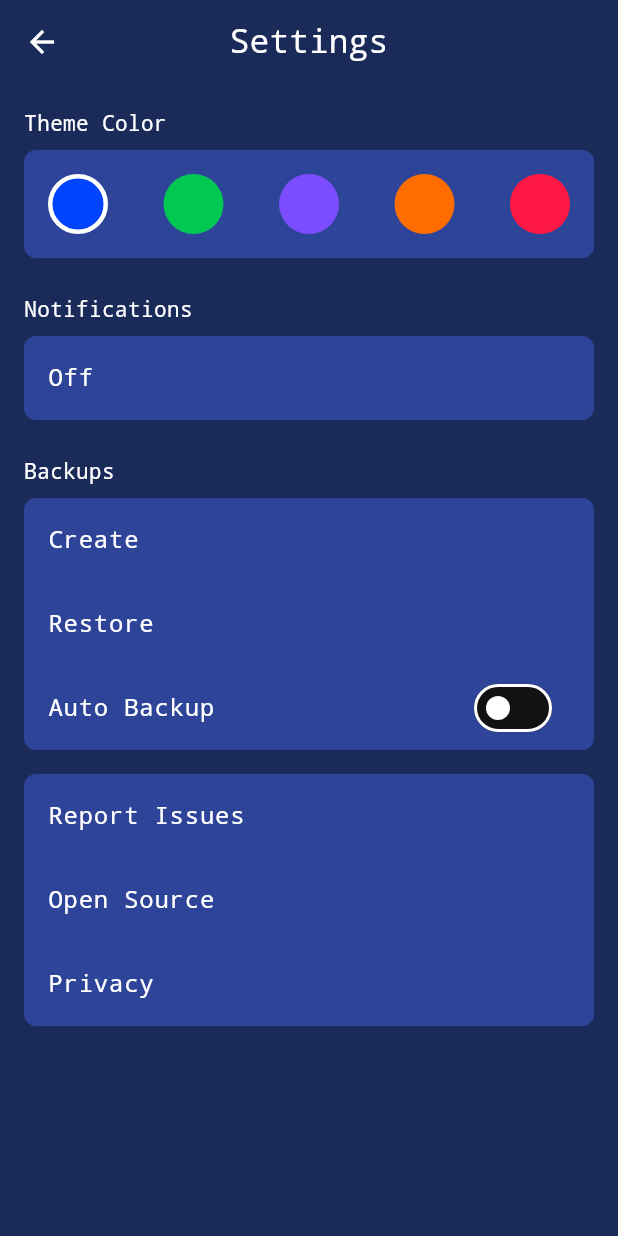
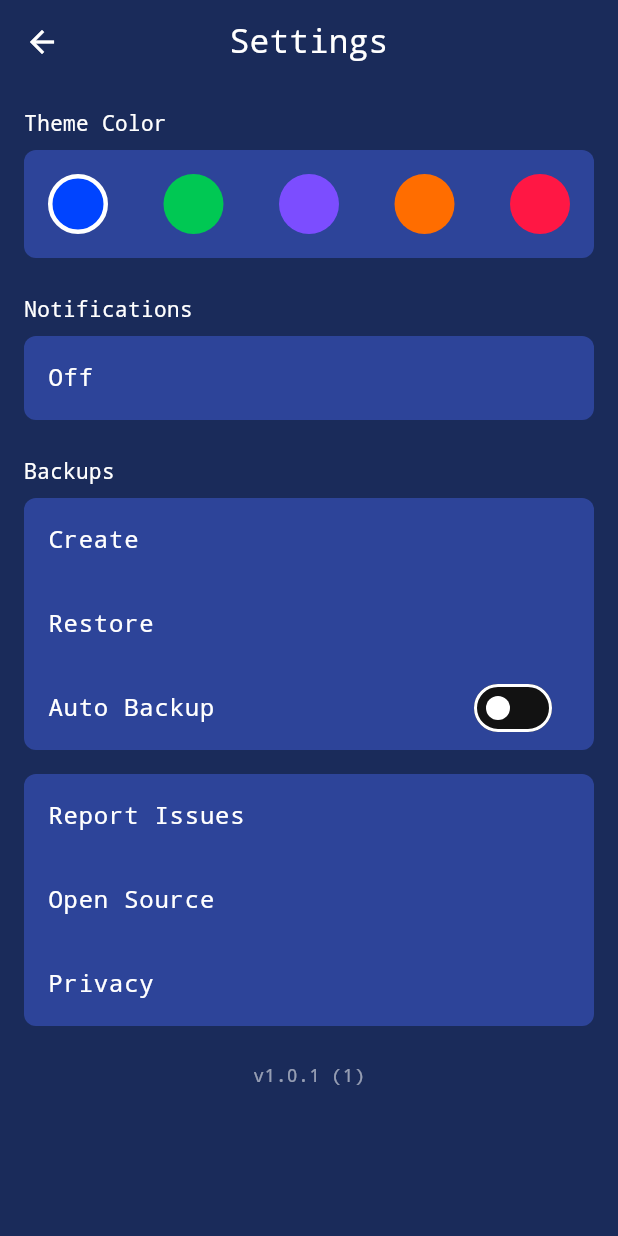
Before and after one commit to arunkrish11/habits.me, a Flutter app: the screen it shows after launch, after a tap on "Settings", on a phone screen of 412 x 824 dp. Run offline on Flutter 3.47's test engine with Material 3 defaults, Android fonts, the light colour scheme and no system bars; our stand-ins replace drift, drift_flutter, file_picker, flutter_local_notifications, flutter_riverpod, flutter_timezone and 3 more; accounts and stored records are empty; generated files the repository leaves out were written again.

```diff
--- a/lib/core/backup_service.dart
+++ b/lib/core/backup_service.dart
@@ -36,6 +36,7 @@ class BackupService {
             'weekdays': h.weekdays,
             'endDate': h.endDate?.toIso8601String(),
             'isActive': h.isActive,
+            'icon': h.icon,
             'createdAt': h.createdAt.toIso8601String(),
           },
       ],
@@ -67,6 +68,7 @@ class BackupService {
                       : DateTime.parse(h['endDate'] as String),
                 ),
                 isActive: Value(h['isActive'] as bool),
+                icon: Value((h['icon'] ?? 0) as int),
                 createdAt: Value(DateTime.parse(h['createdAt'] as String)),
               ),
             );
--- a/lib/core/vote_buttons.dart
+++ b/lib/core/vote_buttons.dart
@@ -1,3 +1,4 @@
+import 'package:flutter/services.dart';
 import 'package:flutter/material.dart';
 import 'package:flutter_riverpod/flutter_riverpod.dart';
 
@@ -25,7 +26,10 @@ class VoteButtons extends ConsumerWidget {
     VoidCallback onTap,
   ) {
     return InkWell(
-      onTap: onTap,
+      onTap: () {
+        HapticFeedback.lightImpact();
+        onTap();
+      },
       child: Container(
         width: 32,
         height: 32,
--- a/lib/data/app_database.dart
+++ b/lib/data/app_database.dart
@@ -12,6 +12,7 @@ class Habits extends Table {
   IntColumn get weekdays => integer().withDefault(const Constant(127))();
   DateTimeColumn get endDate => dateTime().nullable()();
   BoolColumn get isActive => boolean().withDefault(const Constant(true))();
+  IntColumn get icon => integer().withDefault(const Constant(0))();
   DateTimeColumn get createdAt => dateTime().withDefault(currentDateAndTime)();
 }
 
@@ -34,13 +35,16 @@ class AppDatabase extends _$AppDatabase {
   AppDatabase() : super(driftDatabase(name: 'habits'));
 
   @override
-  int get schemaVersion => 2;
+  int get schemaVersion => 3;
 
   @override
   MigrationStrategy get migration => MigrationStrategy(
     onUpgrade: (m, from, to) async {
       if (from < 2) {
         await m.addColumn(habitLogs, habitLogs.status);
+      }
+      if (from < 3) {
+        await m.addColumn(habits, habits.icon);
       }
     },
     beforeOpen: (details) async {
--- a/lib/features/dashboard/dashboard_screen.dart
+++ b/lib/features/dashboard/dashboard_screen.dart
@@ -1,5 +1,6 @@
 import '../../core/theme_provider.dart';
 import '../../core/backup_service.dart';
+
 import 'package:flutter/material.dart';
 import 'package:flutter_riverpod/flutter_riverpod.dart';
 import 'package:intl/intl.dart';
@@ -13,6 +14,7 @@ import '../../data/providers.dart';
 import '../habit_detail/habit_detail_screen.dart';
 import '../new_habit/new_habit_screen.dart';
 import '../settings/settings_screen.dart';
+import '../../core/habit_icons.dart';
 
 class DashboardScreen extends ConsumerStatefulWidget {
   const DashboardScreen({super.key});
@@ -29,7 +31,8 @@ class _DashboardScreenState extends ConsumerState<DashboardScreen> {
   void initState() {
     super.initState();
     WidgetsBinding.instance.addPostFrameCallback(
-        (_) => BackupService.runIfDue(ref.read(dbProvider)));
+      (_) => BackupService.runIfDue(ref.read(dbProvider)),
+    );
   }
 
   Future<void> _pickDay() async {
@@ -86,11 +89,46 @@ class _DashboardScreenState extends ConsumerState<DashboardScreen> {
                   ),
                 ],
               ),
+              if (_day != dateOnly(DateTime.now())) ...[
+                const SizedBox(height: 12),
+                Container(
+                  padding: const EdgeInsets.symmetric(
+                    horizontal: 12,
+                    vertical: 4,
+                  ),
+                  decoration: BoxDecoration(
+                    color: AppColors.card,
+                    borderRadius: BorderRadius.circular(8),
+                  ),
+                  child: Row(
+                    children: [
+                      Expanded(
+                        child: Text(
+                          'Viewing ${DateFormat('d MMM').format(_day)}',
+                        ),
+                      ),
+                      TextButton(
+                        onPressed: () =>
+                            setState(() => _day = dateOnly(DateTime.now())),
+                        child: const Text('Back to today'),
+                      ),
+                    ],
+                  ),
+                ),
+              ],
               const SizedBox(height: 24),
               Expanded(
                 child: ListView(
                   children: [
                     const Text('Active'),
+                    if (active.isEmpty)
+                      const Padding(
+                        padding: EdgeInsets.symmetric(vertical: 16),
+                        child: Text(
+                          'No active habits yet. Tap New to create one.',
+                          style: TextStyle(color: Colors.white70),
+                        ),
+                      ),
                     ...active.map((h) => tile(h, true)),
                     if (inactive.isNotEmpty) ...[
                       const SizedBox(height: 24),
@@ -178,6 +216,7 @@ class _HabitTile extends StatelessWidget {
           context,
           MaterialPageRoute(builder: (_) => HabitDetailScreen(habit: habit)),
         ),
+        leading: Icon(habitIcons[habit.icon.clamp(0, habitIcons.length - 1)]),
         title: Text(habit.title),
         trailing: showVotes
             ? VoteButtons(
--- a/lib/features/settings/settings_screen.dart
+++ b/lib/features/settings/settings_screen.dart
@@ -1,6 +1,7 @@
 import 'dart:convert';
 import 'dart:typed_data';
 
+import 'package:package_info_plus/package_info_plus.dart';
 import 'package:file_picker/file_picker.dart';
 import 'package:flutter/material.dart';
 import 'package:flutter_riverpod/flutter_riverpod.dart';
@@ -204,6 +205,16 @@ class _SettingsScreenState extends ConsumerState<SettingsScreen> {
               ),
             ),
           ]),
+          const SizedBox(height: 24),
+          FutureBuilder<PackageInfo>(
+            future: PackageInfo.fromPlatform(),
+            builder: (context, s) => Center(
+              child: Text(
+                s.hasData ? 'v${s.data!.version} (${s.data!.buildNumber})' : '',
+                style: const TextStyle(fontSize: 12, color: Colors.white54),
+              ),
+            ),
+          ),
         ],
       ),
     );
--- a/lib/main.dart
+++ b/lib/main.dart
@@ -10,7 +10,11 @@ import 'features/dashboard/dashboard_screen.dart';
 
 Future<void> main() async {
   WidgetsFlutterBinding.ensureInitialized();
-  await NotificationService.init();
+  try {
+    await NotificationService.init();
+  } catch (e) {
+    debugPrint('Notification init failed: $e');
+  }
   final prefs = await SharedPreferences.getInstance();
   final i = (prefs.getInt('theme_index') ?? 0).clamp(0, presets.length - 1);
   AppColors.apply(presets[i], i);
```
Also changed, not shown: lib/core/habit_icons.dart (added, +28 -0 lines), lib/features/habit_detail/habit_detail_screen.dart (+18 -9 lines), lib/features/new_habit/new_habit_screen.dart (+31 -2 lines), pubspec.yaml (+5 -5 lines), assets/icon.png, lib/data/app_database.g.dart, pubspec.lock, 36 other files.
